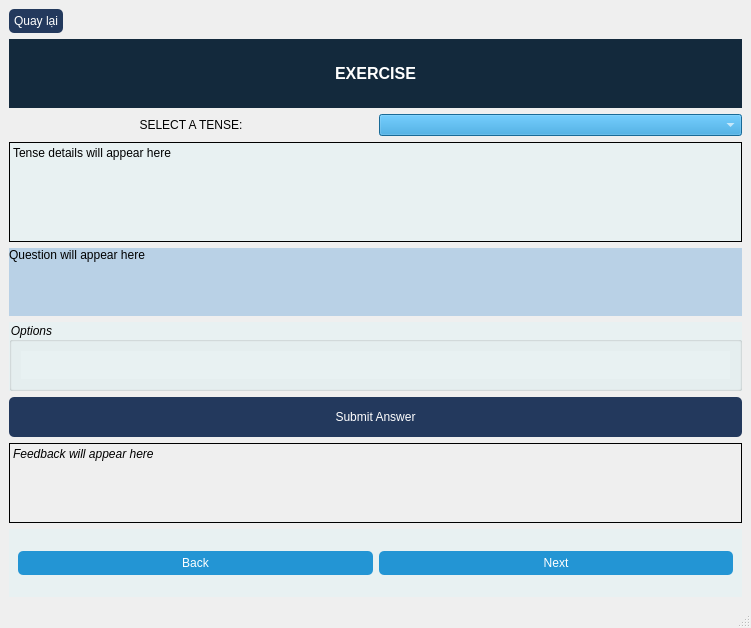
Before: the Qt Designer form grammar2.ui in ngocanh1192006/English_app, drawn with Qt 5.
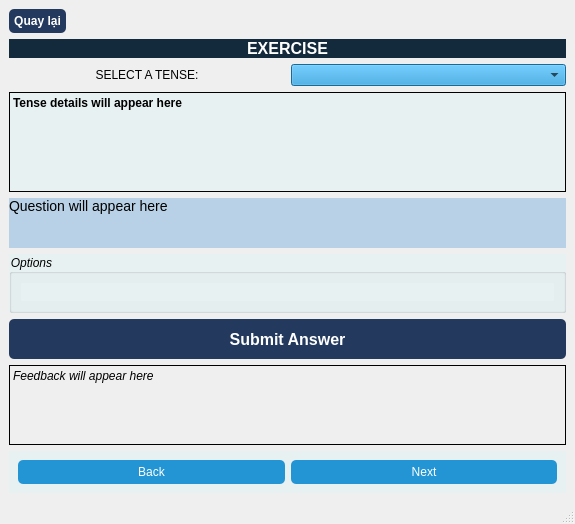
After: the same form once the commit is applied.

```diff
--- a/grammar2.ui
+++ b/grammar2.ui
@@ -6,8 +6,8 @@
    <rect>
     <x>0</x>
     <y>0</y>
-    <width>751</width>
-    <height>628</height>
+    <width>575</width>
+    <height>474</height>
    </rect>
   </property>
   <property name="windowTitle">
@@ -17,6 +17,13 @@
    <layout class="QVBoxLayout" name="verticalLayout">
     <item alignment="Qt::AlignLeft">
      <widget class="QPushButton" name="pushButton_3">
+      <property name="font">
+       <font>
+        <pointsize>9</pointsize>
+        <weight>75</weight>
+        <bold>true</bold>
+       </font>
+      </property>
       <property name="styleSheet">
        <string notr="true">QWidget {
     background-color: #e8f1f2; /* Màu vàng nhạt */
@@ -80,7 +87,7 @@
         </property>
         <property name="styleSheet">
          <string notr="true">background-color: rgb(35, 149, 212);
-color: #fff</string>
+color: rgb(0, 0, 0)</string>
         </property>
        </widget>
       </item>
@@ -95,7 +102,10 @@
        </size>
       </property>
       <property name="styleSheet">
-       <string notr="true">background-color: #e8f1f2</string>
+       <string notr="true">background-color: #e8f1f2;
+color: rgb(0, 0, 0);
+font-weight: bold;
+</string>
       </property>
       <property name="frameShape">
        <enum>QFrame::Box</enum>
@@ -119,8 +129,16 @@
         <height>50</height>
        </size>
       </property>
+      <property name="font">
+       <font>
+        <pointsize>-1</pointsize>
+       </font>
+      </property>
       <property name="styleSheet">
-       <string notr="true">background-color: rgb(185, 209, 230);</string>
+       <string notr="true">background-color: rgb(185, 209, 230);
+color: rgb(0, 0, 0);
+font-size: 14px;
+</string>
       </property>
       <property name="text">
        <string>Question will appear here</string>
@@ -141,7 +159,8 @@
        </font>
       </property>
       <property name="styleSheet">
-       <string notr="true">background-color: #e8f1f2</string>
+       <string notr="true">background-color: #e8f1f2;
+color: rgb(0, 0, 0)</string>
       </property>
       <property name="title">
        <string>Options</string>
@@ -149,6 +168,10 @@
       <layout class="QVBoxLayout" name="verticalLayout_2">
        <item>
         <widget class="QWidget" name="optionsWidget" native="true">
+         <property name="styleSheet">
+          <string notr="true">color: #8A2BE2;
+</string>
+         </property>
          <layout class="QVBoxLayout" name="optionsLayout"/>
         </widget>
        </item>
@@ -163,6 +186,14 @@
         <height>40</height>
        </size>
       </property>
+      <property name="font">
+       <font>
+        <pointsize>12</pointsize>
+        <weight>75</weight>
+        <bold>true</bold>
+        <underline>false</underline>
+       </font>
+      </property>
       <property name="styleSheet">
        <string notr="true">QWidget {
     background-color: #2345rd ; /* Màu vàng nhạt */
```
Left out of the diff: 4 changed lines with no effect on the pictures.
